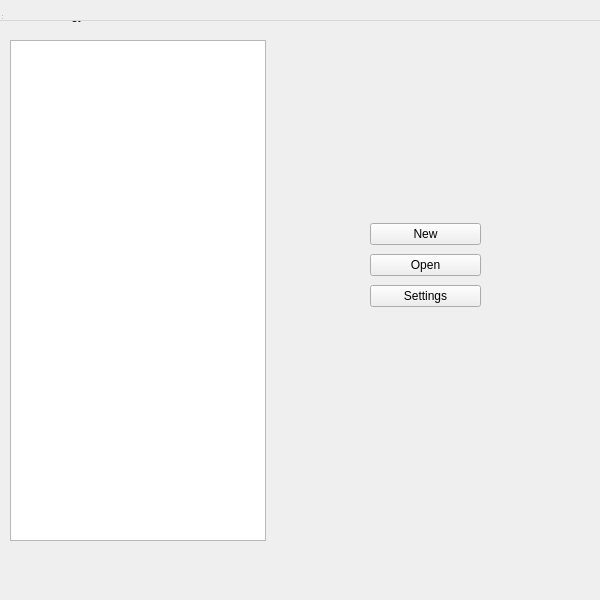
Before: the Qt Designer form ui/landingpage.ui in kathrynmetcalf/GeoCORK, drawn with Qt 5.
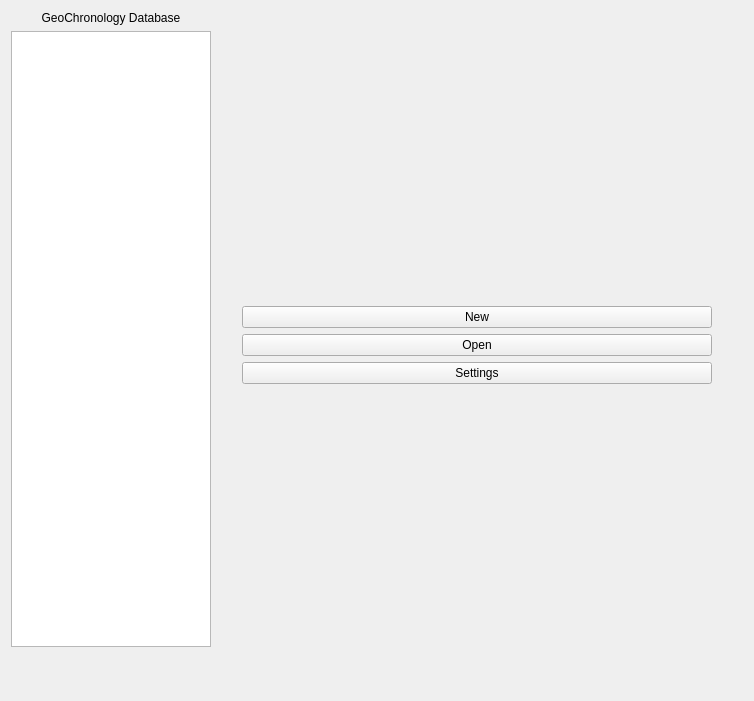
After: the same form once the commit is applied.

```diff
--- a/ui/landingpage.ui
+++ b/ui/landingpage.ui
@@ -6,121 +6,136 @@
    <rect>
     <x>0</x>
     <y>0</y>
-    <width>600</width>
-    <height>600</height>
+    <width>754</width>
+    <height>701</height>
    </rect>
   </property>
-  <property name="sizePolicy">
-   <sizepolicy hsizetype="Fixed" vsizetype="Fixed">
-    <horstretch>0</horstretch>
-    <verstretch>0</verstretch>
-   </sizepolicy>
-  </property>
   <property name="windowTitle">
    <string>MainWindow</string>
   </property>
-  <widget class="QWidget" name="centralwidget" native="true">
-   <property name="geometry">
-    <rect>
-     <x>0</x>
-     <y>0</y>
-     <width>601</width>
-     <height>564</height>
-    </rect>
-   </property>
-   <widget class="QListWidget" name="listWidget">
-    <property name="geometry">
-     <rect>
-      <x>10</x>
-      <y>40</y>
-      <width>256</width>
-      <height>501</height>
-     </rect>
-    </property>
-   </widget>
-   <widget class="QWidget" name="verticalLayoutWidget">
-    <property name="geometry">
-     <rect>
-      <x>370</x>
-      <y>220</y>
-      <width>111</width>
-      <height>92</height>
-     </rect>
-    </property>
-    <layout class="QVBoxLayout" name="verticalLayout">
-     <item>
-      <widget class="QPushButton" name="pushButton">
+  <layout class="QGridLayout" name="gridLayout">
+   <item row="1" column="0">
+    <widget class="QListWidget" name="listWidget">
+     <property name="minimumSize">
+      <size>
+       <width>200</width>
+       <height>200</height>
+      </size>
+     </property>
+     <property name="maximumSize">
+      <size>
+       <width>200</width>
+       <height>16777215</height>
+      </size>
+     </property>
+    </widget>
+   </item>
+   <item row="0" column="0">
+    <widget class="QLabel" name="label">
+     <property name="maximumSize">
+      <size>
+       <width>200</width>
+       <height>25</height>
+      </size>
+     </property>
+     <property name="text">
+      <string>GeoChronology Database</string>
+     </property>
+     <property name="alignment">
+      <set>Qt::AlignCenter</set>
+     </property>
+    </widget>
+   </item>
+   <item row="1" column="2" rowspan="3" colspan="2">
+    <layout class="QGridLayout" name="gridLayout_3">
+     <item row="3" column="1">
+      <widget class="QPushButton" name="settings_button">
+       <property name="text">
+        <string>Settings</string>
+       </property>
+      </widget>
+     </item>
+     <item row="1" column="1">
+      <widget class="QPushButton" name="newdatabase_button">
        <property name="text">
         <string>New</string>
        </property>
       </widget>
      </item>
-     <item>
-      <widget class="QPushButton" name="pushButton_2">
+     <item row="2" column="1">
+      <widget class="QPushButton" name="opendatabase_button">
        <property name="text">
         <string>Open</string>
        </property>
       </widget>
      </item>
-     <item>
-      <widget class="QPushButton" name="pushButton_3">
-       <property name="text">
-        <string>Settings</string>
+     <item row="4" column="1">
+      <spacer name="verticalSpacer_4">
+       <property name="orientation">
+        <enum>Qt::Vertical</enum>
        </property>
-      </widget>
+       <property name="sizeHint" stdset="0">
+        <size>
+         <width>20</width>
+         <height>40</height>
+        </size>
+       </property>
+      </spacer>
+     </item>
+     <item row="0" column="1">
+      <spacer name="verticalSpacer_3">
+       <property name="orientation">
+        <enum>Qt::Vertical</enum>
+       </property>
+       <property name="sizeHint" stdset="0">
+        <size>
+         <width>100</width>
+         <height>40</height>
+        </size>
+       </property>
+      </spacer>
      </item>
     </layout>
-   </widget>
-   <widget class="QLabel" name="label">
-    <property name="geometry">
-     <rect>
-      <x>0</x>
-      <y>-1</y>
-      <width>601</width>
-      <height>31</height>
-     </rect>
-    </property>
-    <property name="text">
-     <string>GeoChronology Database</string>
-    </property>
-   </widget>
-   <widget class="QPushButton" name="pushButton_4">
-    <property name="geometry">
-     <rect>
-      <x>540</x>
-      <y>520</y>
-      <width>50</width>
-      <height>50</height>
-     </rect>
-    </property>
-    <property name="styleSheet">
-     <string notr="true">border: none</string>
-    </property>
-    <property name="text">
-     <string/>
-    </property>
-   </widget>
-  </widget>
-  <widget class="QMenuBar" name="menubar">
-   <property name="geometry">
-    <rect>
-     <x>0</x>
-     <y>0</y>
-     <width>600</width>
-     <height>21</height>
-    </rect>
-   </property>
-  </widget>
-  <widget class="QStatusBar" name="statusbar">
-   <property name="geometry">
-    <rect>
-     <x>0</x>
-     <y>0</y>
-     <width>3</width>
-     <height>21</height>
-    </rect>
-   </property>
-  </widget>
+   </item>
+   <item row="4" column="5">
+    <widget class="QPushButton" name="github_button">
+     <property name="minimumSize">
+      <size>
+       <width>25</width>
+       <height>25</height>
+      </size>
+     </property>
+     <property name="maximumSize">
+      <size>
+       <width>25</width>
+       <height>25</height>
+      </size>
+     </property>
+     <property name="styleSheet">
+      <string notr="true">border: none</string>
+     </property>
+     <property name="text">
+      <string/>
+     </property>
+    </widget>
+   </item>
+   <item row="1" column="1">
+    <spacer name="horizontalSpacer_2">
+     <property name="orientation">
+      <enum>Qt::Horizontal</enum>
+     </property>
+     <property name="sizeType">
+      <enum>QSizePolicy::Fixed</enum>
+     </property>
+     <property name="sizeHint" stdset="0">
+      <size>
+       <width>25</width>
+       <height>25</height>
+      </size>
+     </property>
+    </spacer>
+   </item>
+  </layout>
  </widget>
  <resources/>
  <connections/>
```
Left out of the diff: 6 changed lines with no effect on the pictures.
